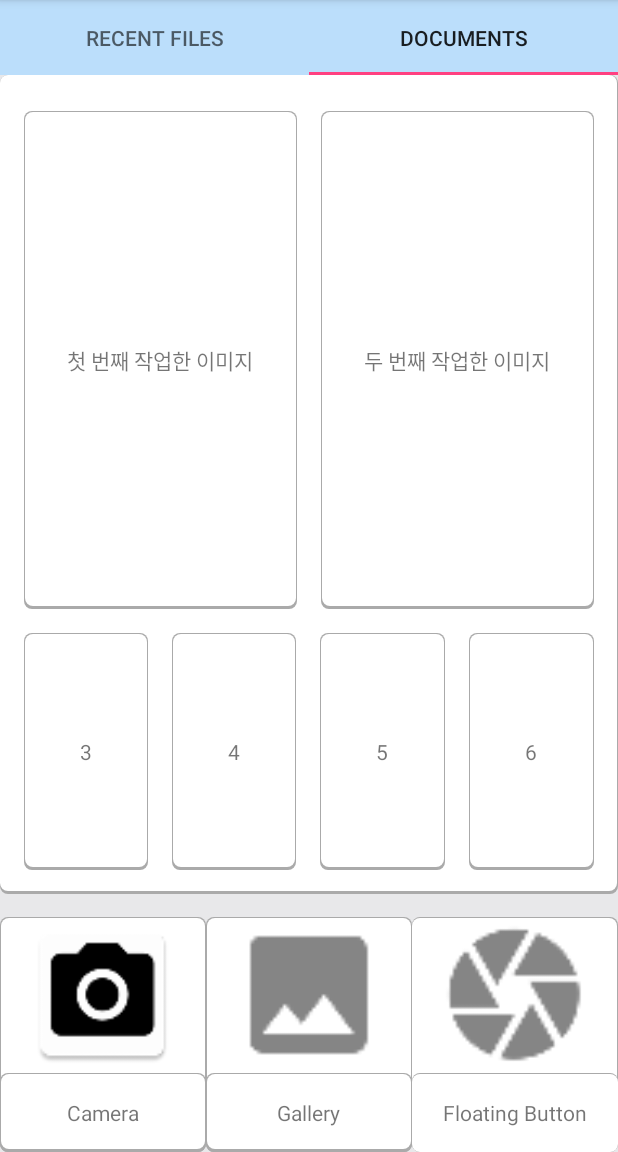
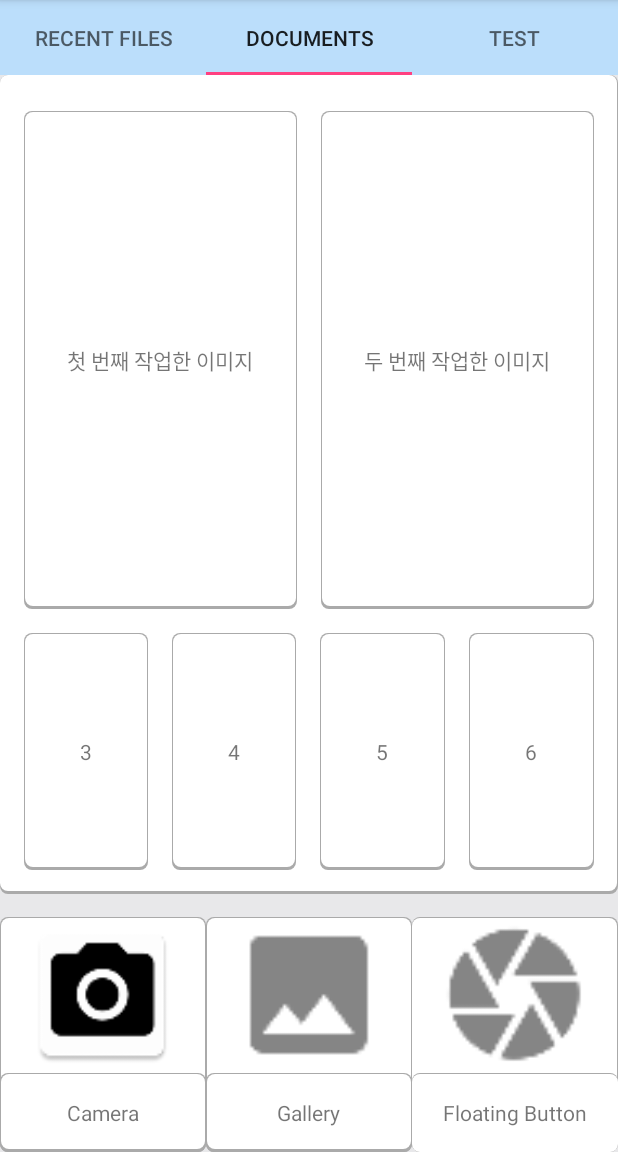
Before and after one commit to Dev-Jahn/Text-Snapper, an Android app: the screen it shows after launch (MainActivity), tab 2 chosen, on a phone screen of 412 x 824 dp, the part 84-1236 px from its top. Run offline under Robolectric (Android 15) with nearby library versions, the phone set to English and light mode, and no system bars.

Commit message:
#2017. 12. 07. 1810i
1. Fragment Test
2. File Browser (50%)

```diff
--- a/app/src/main/java/kr/ac/ssu/cse/jahn/textsnapper/ui/PagerAdapter.java
+++ b/app/src/main/java/kr/ac/ssu/cse/jahn/textsnapper/ui/PagerAdapter.java
@@ -9,11 +9,12 @@ import java.util.List;
 
 public class PagerAdapter extends FragmentPagerAdapter {
     List<Fragment> fragmentList = new ArrayList<Fragment>();
-    private String titles[] = new String[]{"Recent Files", "Documents"};
+    private String titles[] = new String[]{"Recent Files", "Documents", "Test"};
     public PagerAdapter(FragmentManager fm) {
         super(fm);
         fragmentList.add(new RecentFilesFragment());
         fragmentList.add(new DocumentFragment());
+        fragmentList.add(new TestFragment());
     }
 
     @Override
--- /dev/null
+++ b/app/src/main/java/kr/ac/ssu/cse/jahn/textsnapper/ui/TestFragment.java
@@ -0,0 +1,92 @@
+package kr.ac.ssu.cse.jahn.textsnapper.ui;
+
+import android.content.Context;
+import android.os.Bundle;
+import android.support.v4.app.Fragment;
+import android.view.LayoutInflater;
+import android.view.View;
+import android.view.ViewGroup;
+import android.widget.ListView;
+
+import java.io.File;
+import java.sql.Date;
+import java.text.DateFormat;
+import java.util.ArrayList;
+import java.util.Collections;
+
+import kr.ac.ssu.cse.jahn.textsnapper.R;
+import kr.ac.ssu.cse.jahn.textsnapper.ui.src.FileAdapter;
+import kr.ac.ssu.cse.jahn.textsnapper.ui.src.Item;
+import kr.ac.ssu.cse.jahn.textsnapper.util.Utils;
+
+/**
+ * Created by ArchSlave on 2017-12-06.
+ */
+
+public class TestFragment extends Fragment {
+
+    Context context;
+    ListView mListView;
+    ArrayList<Item> mList;
+
+    @Override
+    public View onCreateView(LayoutInflater inflater, ViewGroup container,
+                             Bundle savedInstanceState) {
+
+        View view = inflater.inflate(R.layout.fragment_test, container, false);
+        mListView = (ListView)view.findViewById(R.id.listView);
+        mList = new ArrayList<Item>();
+
+        File curDir = new File(Utils.DATA_PATH);
+
+        File[] curFiles = curDir.listFiles();
+
+        ArrayList<Item> dir = new ArrayList<Item>();
+        ArrayList<Item> file = new ArrayList<Item>();
+        try {
+            for(File curFile : curFiles) {
+                Date lastModDate = new Date(curFile.lastModified());
+                DateFormat formater = DateFormat.getDateTimeInstance();
+                String modDate = formater.format(lastModDate);
+                // 파일이 폴더인 경우
+                if(curFile.isDirectory()) {
+                    File[] fileBuf = curFile.listFiles();
+                    int buf = 0;
+                    if(fileBuf != null)
+                        buf = fileBuf.length;
+
+                    String numItem = String.valueOf(buf);
+                    numItem += " 개";
+
+                    dir.add(new Item(curFile.getName(), numItem, modDate));
+                }
+                // 일반 파일인 경우
+                else {
+                    file.add(new Item(curFile.getName(), curFile.length() + "Bytes", modDate));
+                }
+            }
+        } catch(Exception e) {
+
+        }
+        Collections.sort(dir);
+        Collections.sort(file);
+        dir.addAll(file);
+        if(!curDir.getName().equalsIgnoreCase("sdcard"))
+            dir.add(0, new Item("..", "Parent Directory", ""));
+
+        mList = dir;
+
+        return view;
+    }
+
+
+
+
+    @Override
+    public void onResume() {
+        super.onResume();
+        context = getActivity().getApplicationContext();
+        FileAdapter adapter = new FileAdapter(context, mList);
+        mListView.setAdapter(adapter);
+    }
+}
--- /dev/null
+++ b/app/src/main/java/kr/ac/ssu/cse/jahn/textsnapper/ui/src/FileAdapter.java
@@ -0,0 +1,70 @@
+package kr.ac.ssu.cse.jahn.textsnapper.ui.src;
+
+import android.content.Context;
+import android.view.LayoutInflater;
+import android.view.View;
+import android.view.ViewGroup;
+import android.widget.BaseAdapter;
+import android.widget.ImageView;
+import android.widget.TextView;
+
+import java.util.ArrayList;
+
+import kr.ac.ssu.cse.jahn.textsnapper.R;
+
+/**
+ * Created by ArchSlave on 2017-12-07.
+ */
+
+public class FileAdapter extends BaseAdapter {
+    Context mContext;
+    ArrayList<Item> mList;
+    LayoutInflater mLayoutInflater;
+
+    public FileAdapter(Context context, ArrayList<Item> list) {
+        mContext = context;
+        mList = list;
+        mLayoutInflater = LayoutInflater.from(mContext);
+    }
+
+    @Override
+    public int getCount() {
+        return mList.size();
+    }
+
+    @Override
+    public long getItemId(int position) {
+        return position;
+    }
+
+    @Override
+    public Item getItem(int position) {
+        return mList.get(position);
+    }
+
+    @Override
+    public View getView(int position, View convertView, ViewGroup parent) {
+
+        View itemView = convertView;
+
+        if(itemView == null) {
+            itemView = mLayoutInflater.inflate(R.layout.list_item, null);
+        }
+
+        ImageView imageView = (ImageView)itemView.findViewById(R.id.imageView);
+        TextView fileNameTextView = (TextView)itemView.findViewById(R.id.fileNameTextView);
+        TextView fileSizeTextView = (TextView)itemView.findViewById(R.id.fileSizeTextView);
+        TextView fileDateTextView = (TextView)itemView.findViewById(R.id.fileDateTextView);
+
+        Item curItem = mList.get(position);
+
+        if(imageView != null)
+            imageView.setImageResource(R.drawable.image_gallery);
+        fileNameTextView.setText(curItem.getFileName());
+        fileSizeTextView.setText(curItem.getFileSize());
+        fileDateTextView.setText(curItem.getFileDate());
+
+
+        return itemView;
+    }
+}
--- /dev/null
+++ b/app/src/main/java/kr/ac/ssu/cse/jahn/textsnapper/ui/src/Item.java
@@ -0,0 +1,50 @@
+package kr.ac.ssu.cse.jahn.textsnapper.ui.src;
+
+/**
+ * Created by ArchSlave on 2017-12-07.
+ */
+
+public class Item implements Comparable<Item> {
+    private String fileName;
+    private String fileSize;
+    private String fileDate;
+
+    public Item(String name, String size, String date) {
+        fileName = name;
+        fileSize = size;
+        fileDate = date;
+    }
+
+    public String getFileName() {
+        return fileName;
+    }
+
+    public String getFileSize() {
+        return fileSize;
+    }
+
+    public String getFileDate() {
+        return fileDate;
+    }
+
+    public void setFileName(String fileName) {
+        this.fileName = fileName;
+    }
+
+    public void setFileSize(String fileSize) {
+        this.fileSize = fileSize;
+    }
+
+    public void setFileDate(String fileDate) {
+        this.fileDate = fileDate;
+    }
+
+    @Override
+    public int compareTo(Item item) {
+        if(fileName != null) {
+            return fileName.toLowerCase().compareTo(item.getFileName().toLowerCase());
+        } else {
+            throw new IllegalArgumentException();
+        }
+    }
+}
--- /dev/null
+++ b/app/src/main/res/layout/tt.xml
@@ -0,0 +1,6 @@
+<?xml version="1.0" encoding="utf-8"?>
+<LinearLayout xmlns:android="http://schemas.android.com/apk/res/android"
+    android:layout_width="match_parent" android:layout_height="match_parent">
+    <ListView android:id="@android:id/list" android:layout_width="match_parent"
+        android:layout_height="wrap_content" />
+</LinearLayout>
```
Also changed, not shown: app/src/main/res/layout/fragment_test.xml (added, +14 -0 lines), app/src/main/res/layout/list_item.xml (added, +41 -0 lines).
